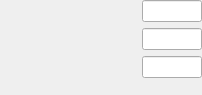
Before: the Qt Designer form src/components/RouteAnalyser/LatencyRibbonGroup.ui in nedrysoft/pingnoo, drawn with Qt 5.
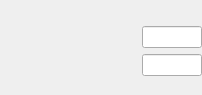
After: the same form once the commit is applied. Custom widgets are drawn as their Qt base class.

```diff
--- a/src/components/RouteAnalyser/LatencyRibbonGroup.ui
+++ b/src/components/RouteAnalyser/LatencyRibbonGroup.ui
@@ -30,7 +30,7 @@
     <number>0</number>
    </property>
    <item>
-    <layout class="QHBoxLayout" name="horizontalLayout" stretch="0,1">
+    <layout class="QHBoxLayout" name="horizontalLayout" stretch="0,0">
      <property name="spacing">
       <number>6</number>
      </property>
@@ -60,20 +60,17 @@
       </widget>
      </item>
      <item>
-      <widget class="Nedrysoft::Ribbon::RibbonLineEdit" name="idealLineEdit">
-       <property name="sizePolicy">
-        <sizepolicy hsizetype="Preferred" vsizetype="Minimum">
-         <horstretch>0</horstretch>
-         <verstretch>0</verstretch>
-        </sizepolicy>
+      <spacer name="horizontalSpacer">
+       <property name="orientation">
+        <enum>Qt::Horizontal</enum>
        </property>
-       <property name="maximumSize">
+       <property name="sizeHint" stdset="0">
         <size>
-         <width>60</width>
-         <height>16777215</height>
+         <width>40</width>
+         <height>20</height>
         </size>
        </property>
-      </widget>
+      </spacer>
      </item>
     </layout>
    </item>
```
